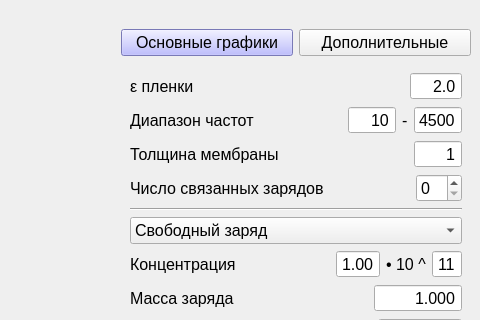
This is static/Ui_test.ui in IDAnton/Drude-Lorentz as Qt 5 draws it before an edit; both pictures show x 663 to 1143 and y 0 to 320 of the 1143 by 799 pixel window. The edited form follows.
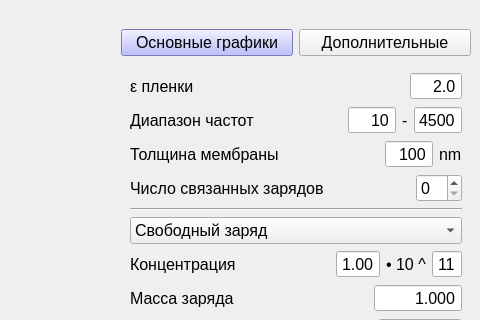
This is the edited form. Custom widgets are drawn as their Qt base class.

Commit message: ThicknessInput nm

The edit to the form file:
```diff
--- a/static/Ui_test.ui
+++ b/static/Ui_test.ui
@@ -335,40 +335,6 @@
                 </property>
                </widget>
               </item>
-              <item row="2" column="0">
-               <widget class="QDoubleSpinBox" name="ThicknessInput">
-                <property name="sizePolicy">
-                 <sizepolicy hsizetype="Expanding" vsizetype="Minimum">
-                  <horstretch>0</horstretch>
-                  <verstretch>0</verstretch>
-                 </sizepolicy>
-                </property>
-                <property name="font">
-                 <font>
-                  <family>Arial</family>
-                  <pointsize>12</pointsize>
-                 </font>
-                </property>
-                <property name="layoutDirection">
-                 <enum>Qt::LeftToRight</enum>
-                </property>
-                <property name="alignment">
-                 <set>Qt::AlignRight|Qt::AlignTrailing|Qt::AlignVCenter</set>
-                </property>
-                <property name="buttonSymbols">
-                 <enum>QAbstractSpinBox::NoButtons</enum>
-                </property>
-                <property name="decimals">
-                 <number>0</number>
-                </property>
-                <property name="maximum">
-                 <double>9999.000000000000000</double>
-                </property>
-                <property name="value">
-                 <double>1.000000000000000</double>
-                </property>
-               </widget>
-              </item>
               <item row="2" column="1">
                <widget class="QLabel" name="MembraneThicknessText">
                 <property name="font">
@@ -420,6 +386,51 @@
                 </property>
                </widget>
               </item>
+              <item row="2" column="0">
+               <layout class="QHBoxLayout" name="horizontalLayout_6">
+                <item>
+                 <widget class="QLabel" name="hmlabel">
+                  <property name="text">
+                   <string>nm</string>
+                  </property>
+                 </widget>
+                </item>
+                <item>
+                 <widget class="QDoubleSpinBox" name="ThicknessInput">
+                  <property name="sizePolicy">
+                   <sizepolicy hsizetype="Expanding" vsizetype="Minimum">
+                    <horstretch>0</horstretch>
+                    <verstretch>0</verstretch>
+                   </sizepolicy>
+                  </property>
+                  <property name="font">
+                   <font>
+                    <family>Arial</family>
+                    <pointsize>12</pointsize>
+                   </font>
+                  </property>
+                  <property name="layoutDirection">
+                   <enum>Qt::LeftToRight</enum>
+                  </property>
+                  <property name="alignment">
+                   <set>Qt::AlignRight|Qt::AlignTrailing|Qt::AlignVCenter</set>
+                  </property>
+                  <property name="buttonSymbols">
+                   <enum>QAbstractSpinBox::NoButtons</enum>
+                  </property>
+                  <property name="decimals">
+                   <number>0</number>
+                  </property>
+                  <property name="maximum">
+                   <double>9999.000000000000000</double>
+                  </property>
+                  <property name="value">
+                   <double>100.000000000000000</double>
+                  </property>
+                 </widget>
+                </item>
+               </layout>
+              </item>
              </layout>
             </item>
             <item>
```
The commit also changes 4 other files.
